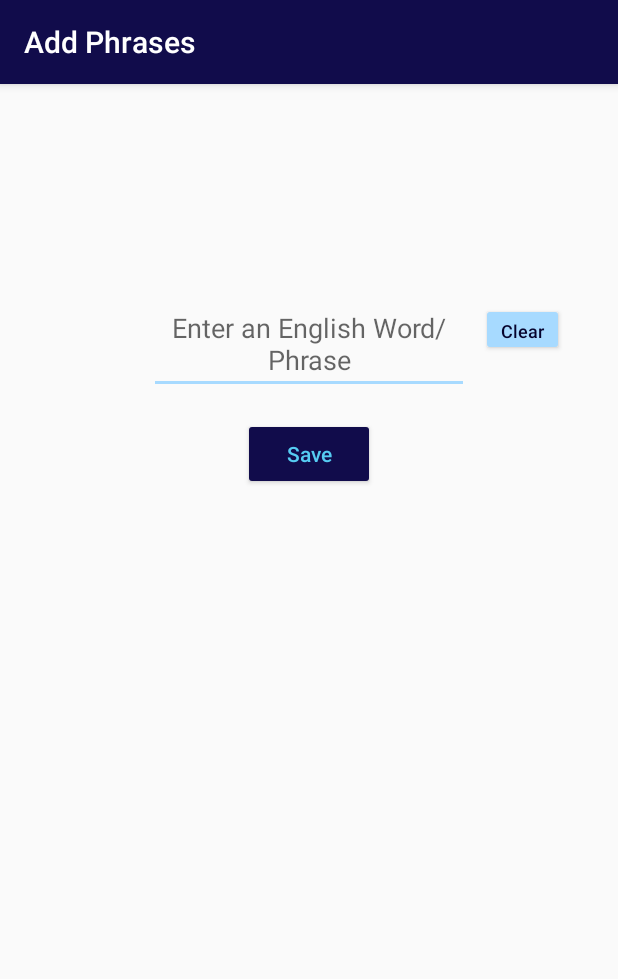
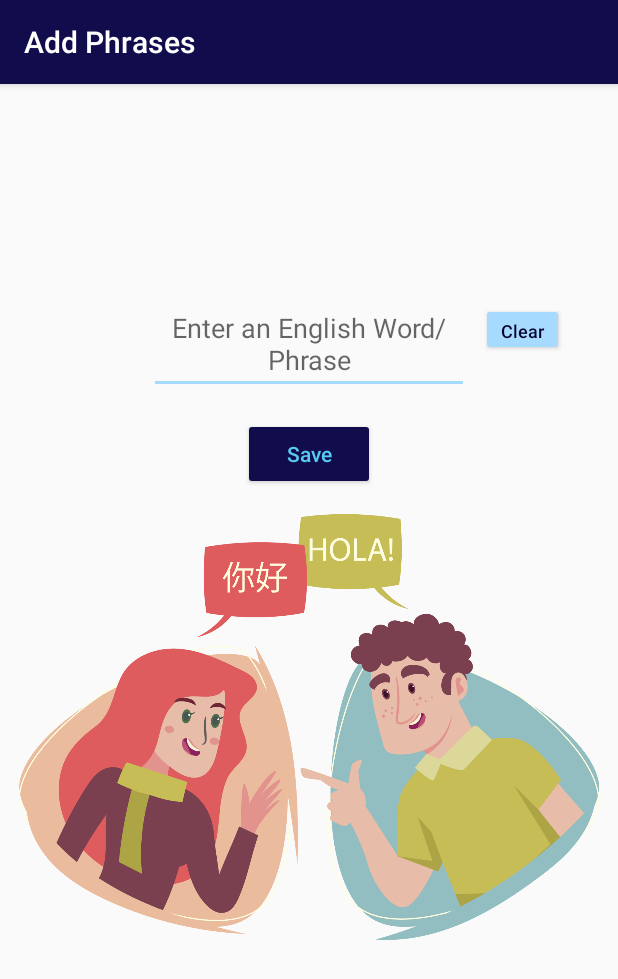
Before and after one commit to DinDev3/Translate, an Android app: the AddPhrases screen opened directly, with no data from a screen before it, on a phone screen of 412 x 824 dp. Shown: the top 979 px of the screen. Run offline under Robolectric (Android 15) with nearby library versions, the phone set to English and light mode, and no system bars.

Commit message:
UI is complete. Minor change done in the logic of Edit Phrases

```diff
--- a/Translate/app/src/main/res/layout/activity_add_phrases.xml
+++ b/Translate/app/src/main/res/layout/activity_add_phrases.xml
@@ -48,4 +48,15 @@
         app:layout_constraintBaseline_toBaselineOf="@+id/enter_to_save_multiText"
         app:layout_constraintStart_toEndOf="@+id/enter_to_save_multiText" />
 
+    <ImageView
+        android:id="@+id/imageView2"
+        android:layout_width="392dp"
+        android:layout_height="284dp"
+        android:layout_marginTop="16dp"
+        app:layout_constraintEnd_toEndOf="parent"
+        app:layout_constraintHorizontal_bias="0.5"
+        app:layout_constraintStart_toStartOf="parent"
+        app:layout_constraintTop_toBottomOf="@+id/button2"
+        app:srcCompat="@drawable/addback" />
+
 </androidx.constraintlayout.widget.ConstraintLayout>
--- a/Translate/app/src/main/res/layout/language_text_view.xml
+++ b/Translate/app/src/main/res/layout/language_text_view.xml
@@ -12,7 +12,6 @@
         android:layout_height="match_parent"
         android:layout_marginStart="15dp"
         android:layout_marginEnd="8dp"
-        android:checkMark="@android:drawable/checkbox_off_background"
         android:checked="false"
         android:clickable="true"
         android:gravity="center_vertical"
--- a/Translate/app/src/main/res/values/strings.xml
+++ b/Translate/app/src/main/res/values/strings.xml
@@ -12,4 +12,5 @@
     <string name="update_text">Update</string>
     <string name="clear_button_text">Clear</string>
     <string name="image_of_person_speaking">Image of person speaking</string>
+    <string name="multi_language_convo">Multi language conversation</string>
 </resources>
```
Also changed, not shown: Translate/app/src/main/java/lk/dinuka/translate/EditPhrases.java (+9 -4 lines), Translate/app/src/main/java/lk/dinuka/translate/util/MyLanguageAdapter.java (+5 -4 lines), Translate/app/src/main/res/layout/activity_main.xml (+16 -6 lines), Translate/app/src/main/res/drawable/addback.png (added), Translate/app/src/main/res/drawable/mainback.png, Translate/app/src/main/res/drawable/tick.png (added).
